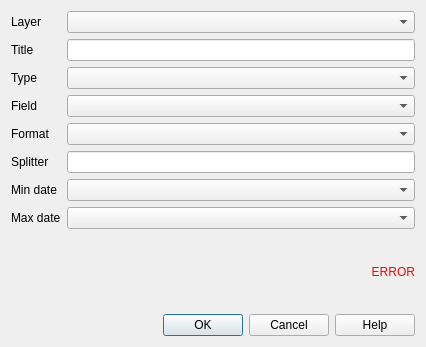
This is lizmap/resources/ui/ui_form_filter_by_form.ui in 3liz/lizmap-plugin as Qt 5 draws it before an edit. The edited form follows.
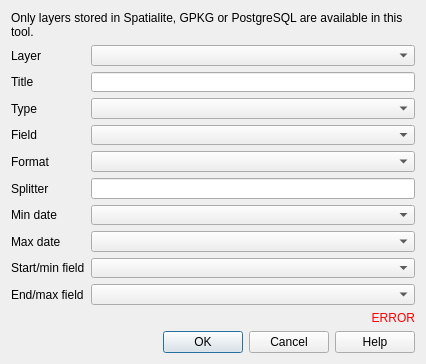
This is the edited form. Custom widgets are drawn as their Qt base class.

Commit message: Form filter - allow two numeric filters : start and end values

```diff
--- a/lizmap/resources/ui/ui_form_filter_by_form.ui
+++ b/lizmap/resources/ui/ui_form_filter_by_form.ui
@@ -14,6 +14,16 @@
    <string>Filter by form</string>
   </property>
   <layout class="QVBoxLayout" name="verticalLayout">
+   <item>
+    <widget class="QLabel" name="label">
+     <property name="text">
+      <string>Only layers stored in Spatialite, GPKG or PostgreSQL are available in this tool.</string>
+     </property>
+     <property name="wordWrap">
+      <bool>true</bool>
+     </property>
+    </widget>
+   </item>
    <item>
     <layout class="QFormLayout" name="formLayout">
      <item row="0" column="0">
@@ -136,6 +146,26 @@
        </property>
       </widget>
      </item>
+     <item row="8" column="0">
+      <widget class="QLabel" name="label_start_field">
+       <property name="text">
+        <string>Start/min field</string>
+       </property>
+      </widget>
+     </item>
+     <item row="9" column="0">
+      <widget class="QLabel" name="label_end_field">
+       <property name="text">
+        <string>End/max field</string>
+       </property>
+      </widget>
+     </item>
+     <item row="8" column="1">
+      <widget class="QgsFieldComboBox" name="start_field"/>
+     </item>
+     <item row="9" column="1">
+      <widget class="QgsFieldComboBox" name="end_field"/>
+     </item>
     </layout>
    </item>
    <item>
```
The commit also changes 7 other files.
